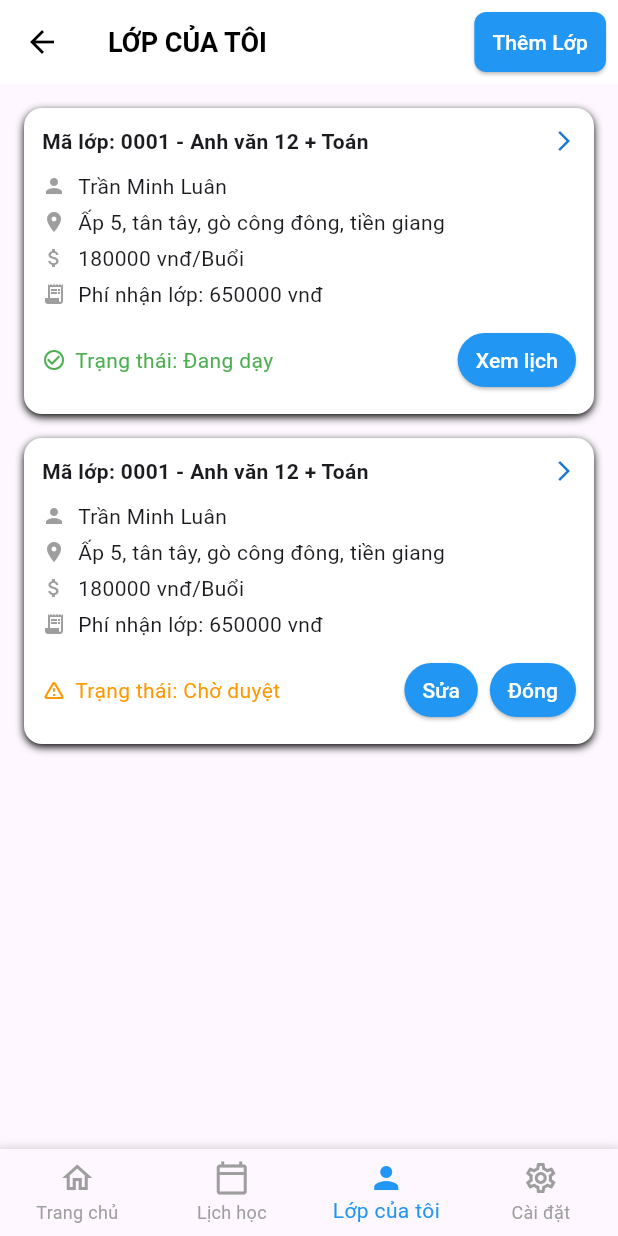
After one commit to TM-Luan/KhoaLuanTotNgiep_GiaSu_NguoiHoc, a Flutter app: the StudentMyClassesPage screen opened by its route, on a phone screen of 412 x 824 dp. The commit adds this screen. Run offline on Flutter 3.47's test engine with Material 3 defaults, Android fonts, the light colour scheme and no system bars.

Commit message:
giaodien_lopcuatoi_chitietlop_nguoihoc_giasu

```diff
--- a/lib/constants/router.dart
+++ b/lib/constants/router.dart
@@ -1,5 +1,7 @@
 import 'package:flutter/material.dart';
 import 'package:khoa_luan_tot_ngiep_gia_su_nguoi_hoc/pages/account_page.dart';
+import 'package:khoa_luan_tot_ngiep_gia_su_nguoi_hoc/pages/student_class_detail_page.dart';
+import 'package:khoa_luan_tot_ngiep_gia_su_nguoi_hoc/pages/student_my_classes_page.dart';
 import 'package:khoa_luan_tot_ngiep_gia_su_nguoi_hoc/pages/tutor_detail_page.dart';
 import 'package:khoa_luan_tot_ngiep_gia_su_nguoi_hoc/pages/tutor_home_page.dart';
 import 'package:khoa_luan_tot_ngiep_gia_su_nguoi_hoc/pages/login_page.dart';
@@ -32,6 +34,17 @@ class AppRouter {
         return MaterialPageRoute(builder: (_) => const LearnerSchedulePage());
       case '/tutorSchedule':
         return MaterialPageRoute(builder: (_) => const TutorSchedulePage());
+      case '/my-classes':
+        return MaterialPageRoute(builder: (_) => const StudentMyClassesPage());
+
+      // THÊM ROUTE CHO TRANG CHI TIẾT LỚP HỌC
+      case '/class-detail':
+        // Lấy dữ liệu ClassDetail được truyền qua arguments
+        final classDetail = settings.arguments as ClassDetail;
+        return MaterialPageRoute(
+          builder: (_) => ClassDetailPage(classDetail: classDetail),
+        );
+
 
       default:
         return MaterialPageRoute(
--- /dev/null
+++ b/lib/pages/student_class_detail_page.dart
@@ -0,0 +1,265 @@
+import 'package:flutter/material.dart';
+
+// Model chứa dữ liệu chi tiết của một lớp học, cần cho trang Chi tiết
+class ClassDetail {
+  final String status;
+  final String id;
+  final String name;
+  final String type; // Hình thức: Gia sư online (Zoom)
+  final int sessionsPerWeek;
+  final String sessionDuration; // Ví dụ: 2h/buổi
+  final int numberOfStudents;
+  final String address;
+  final String requestorName;
+  final String requestorPhone;
+  final double fee; // Học phí/Buổi
+  final double totalFee; // Phí nhận lớp
+  final String requirements; // Yêu cầu bổ sung
+  final String scheduleInfo; // Thông tin lịch học (Lịch thứ 4 từ 14h-16h hoặc 17h-19h)
+  final Map<int, List<String>> availableSlots; // Lịch chi tiết
+
+  ClassDetail({
+    required this.status,
+    required this.id,
+    required this.name,
+    required this.type,
+    required this.sessionsPerWeek,
+    required this.sessionDuration,
+    required this.numberOfStudents,
+    required this.address,
+    required this.requestorName,
+    required this.requestorPhone,
+    required this.fee,
+    required this.totalFee,
+    required this.requirements,
+    required this.scheduleInfo,
+    required this.availableSlots,
+  });
+
+  // Tạo một instance mẫu cho lớp "Chờ duyệt" (Hình 2)
+  static ClassDetail samplePendingClass() {
+    return ClassDetail(
+      status: 'Đang tìm gia sư',
+      id: '0001',
+      name: 'Anh văn 12 + Toán',
+      type: 'Gia sư online (Zoom)',
+      sessionsPerWeek: 3,
+      sessionDuration: '2h/buổi',
+      numberOfStudents: 1,
+      address: 'Ấp 5, tân tây, gò công đông, tiền giang',
+      requestorName: 'Trần Minh Luân',
+      requestorPhone: '0369137204',
+      fee: 180000,
+      totalFee: 650000,
+      requirements: '- Học sinh nam trường công, học khá\n- Yêu cầu gia sư có kinh nghiệm dạy chắc cơ bản xen lẫn nâng cao',
+      scheduleInfo: '- Lịch thứ 4 từ 14h-16h hoặc 17h-19h',
+      availableSlots: {
+        // key: thứ (2=Thứ 2, 7=Chủ nhật)
+        // value: [Buổi sáng, Buổi chiều, Buổi tối]
+        4: ['Buổi chiều', 'Buổi tối'], // Thứ 4 có Buổi chiều, Buổi tối (màu xanh lá)
+      },
+    );
+  }
+}
+
+// === TRANG CHI TIẾT LỚP HỌC ===
+class ClassDetailPage extends StatelessWidget {
+  final ClassDetail classDetail;
+  const ClassDetailPage({super.key, required this.classDetail});
+
+  // Hàm tiện ích để xây dựng một hàng thông tin
+  Widget _buildInfoRow(IconData icon, String label, String value, {bool isStatus = false, Color? statusColor}) {
+    return Padding(
+      padding: const EdgeInsets.symmetric(vertical: 6.0),
+      child: Row(
+        crossAxisAlignment: CrossAxisAlignment.start,
+        children: [
+          Icon(icon, size: 18, color: Colors.black54),
+          const SizedBox(width: 12),
+          Expanded(
+            child: Text(
+              value,
+              style: TextStyle(
+                fontWeight: isStatus ? FontWeight.bold : FontWeight.normal,
+                color: statusColor ?? Colors.black,
+              ),
+            ),
+          ),
+        ],
+      ),
+    );
+  }
+
+  // Widget xây dựng ô thời gian
+  Widget _buildTimeSlotButton(String text, bool isAvailable) {
+    return Container(
+      margin: const EdgeInsets.symmetric(horizontal: 4, vertical: 4),
+      padding: const EdgeInsets.symmetric(horizontal: 10, vertical: 8),
+      decoration: BoxDecoration(
+        color: isAvailable ? Colors.green.shade400 : Colors.white,
+        borderRadius: BorderRadius.circular(8),
+        border: Border.all(
+          color: isAvailable ? Colors.green.shade600 : Colors.grey.shade300,
+        ),
+      ),
+      child: Text(
+        text,
+        style: TextStyle(
+          color: isAvailable ? Colors.white : Colors.black,
+          fontSize: 12,
+        ),
+      ),
+    );
+  }
+
+  // Widget xây dựng lịch học
+  Widget _buildScheduleTable() {
+    const List<String> days = ['Thứ 2', 'Thứ 3', 'Thứ 4', 'Thứ 5', 'Thứ 6'];
+    const List<String> slots = ['Buổi sáng', 'Buổi chiều', 'Buổi tối'];
+    final Map<int, List<String>> available = classDetail.availableSlots;
+
+    return Column(
+      crossAxisAlignment: CrossAxisAlignment.start,
+      children: [
+        for (int i = 0; i < days.length; i++)
+          Padding(
+            padding: const EdgeInsets.symmetric(vertical: 4.0),
+            child: Row(
+              children: [
+                SizedBox(
+                  width: 60,
+                  child: Text(days[i], style: const TextStyle(fontWeight: FontWeight.bold)),
+                ),
+                Expanded(
+                  child: Row(
+                    mainAxisAlignment: MainAxisAlignment.end,
+                    children: slots.map((slot) {
+                      // Thứ 2 = index 0 => thứ 2 thực tế là key 2
+                      bool isAvailable = available[i + 2]?.contains(slot) ?? false;
+                      return _buildTimeSlotButton(slot, isAvailable);
+                    }).toList(),
+                  ),
+                ),
+              ],
+            ),
+          ),
+      ],
+    );
+  }
+
+  @override
+  Widget build(BuildContext context) {
+    return Scaffold(
+      appBar: AppBar(
+        title: const Text(
+          'CHI TIẾT LỚP HỌC',
+          style: TextStyle(fontWeight: FontWeight.bold, fontSize: 18),
+        ),
+        backgroundColor: Colors.white,
+        foregroundColor: Colors.black,
+        elevation: 0,
+        leading: IconButton(
+          icon: const Icon(Icons.arrow_back),
+          onPressed: () => Navigator.of(context).pop(), // Quay lại trang trước
+        ),
+      ),
+      body: SingleChildScrollView(
+        padding: const EdgeInsets.all(16.0),
+        child: Container(
+          padding: const EdgeInsets.all(16.0),
+          decoration: BoxDecoration(
+            color: Colors.white,
+            borderRadius: BorderRadius.circular(12),
+            boxShadow: [
+              BoxShadow(
+                color: Colors.grey.withOpacity(0.2),
+                blurRadius: 5,
+                offset: const Offset(0, 3),
+              ),
+            ],
+          ),
+          child: Column(
+            crossAxisAlignment: CrossAxisAlignment.start,
+            children: [
+              // Trạng thái
+              _buildInfoRow(
+                Icons.description,
+                'Trạng thái',
+                'Trạng thái: ${classDetail.status}',
+                isStatus: true,
+                statusColor: Colors.red.shade700,
+              ),
+              const Divider(),
+
+              // Thông tin cơ bản
+              _buildInfoRow(Icons.apps, 'Mã lớp', 'Mã lớp: ${classDetail.id} - ${classDetail.name}'),
+              _buildInfoRow(Icons.online_prediction, 'Hình thức', 'Hình thức: ${classDetail.type}'),
+              _buildInfoRow(Icons.calendar_month, 'Số buổi/tuần', 'Số buổi/tuần: ${classDetail.sessionsPerWeek} buổi (${classDetail.sessionDuration})'),
+              _buildInfoRow(Icons.person, 'Số học viên', 'Số học viên: ${classDetail.numberOfStudents}'),
+              _buildInfoRow(Icons.location_on, 'Địa chỉ', 'Địa chỉ: ${classDetail.address}'),
+              _buildInfoRow(Icons.person_pin, 'Người yêu cầu', 'Người yêu cầu: ${classDetail.requestorName}'),
+              _buildInfoRow(Icons.phone, 'Số điện thoại', 'Số điện thoại: ${classDetail.requestorPhone}'),
+              _buildInfoRow(Icons.attach_money, 'Học phí/Buổi', 'Học phí/Buổi: ${classDetail.fee.toStringAsFixed(0)} vnđ/2h'),
+              _buildInfoRow(Icons.receipt_long, 'Phí nhận lớp', 'Phí nhận lớp: ${classDetail.totalFee.toStringAsFixed(0)} vnđ'),
+
+              const SizedBox(height: 16),
+
+              // Yêu cầu và Lịch
+              Container(
+                padding: const EdgeInsets.all(12),
+                decoration: BoxDecoration(
+                  color: Colors.grey.shade100,
+                  borderRadius: BorderRadius.circular(8),
+                  border: Border.all(color: Colors.grey.shade300)
+                ),
+                child: Column(
+                  crossAxisAlignment: CrossAxisAlignment.start,
+                  children: [
+                    Text(
+                      classDetail.requirements,
+                      style: const TextStyle(fontSize: 14),
+                    ),
+                    const SizedBox(height: 8),
+                    Text(
+                      classDetail.scheduleInfo,
+                      style: const TextStyle(fontSize: 14, fontWeight: FontWeight.bold),
+                    ),
+                  ],
+                ),
+              ),
+
+              const SizedBox(height: 16),
+
+              // Lịch chi tiết
+              _buildScheduleTable(),
+
+              const SizedBox(height: 16),
+              const Divider(),
+
+              // Đề nghị dạy
+              Row(
+                mainAxisAlignment: MainAxisAlignment.spaceBetween,
+                children: [
+                  const Text(
+                    'Đã có 1/6 đề nghị dạy',
+                    style: TextStyle(color: Colors.grey),
+                  ),
+                  ElevatedButton(
+                    onPressed: () {},
+                    style: ElevatedButton.styleFrom(
+                      backgroundColor: Colors.blue,
+                      foregroundColor: Colors.white,
+                      padding: const EdgeInsets.symmetric(horizontal: 16, vertical: 10),
+                      minimumSize: Size.zero,
+                    ),
+                    child: const Text('Xem đề nghị'),
+                  ),
+                ],
+              )
+            ],
+          ),
+        ),
+      ),
+    );
+  }
+}
--- /dev/null
+++ b/lib/pages/student_my_classes_page.dart
@@ -0,0 +1,375 @@
+// File: student_my_classes_page.dart
+
+import 'package:flutter/material.dart';
+import 'package:khoa_luan_tot_ngiep_gia_su_nguoi_hoc/pages/student_class_detail_page.dart';
+// THAY THẾ: Import model và dữ liệu giả lập từ data/LopHoc.dart
+// import 'package:khoa_luan_tot_ngiep_gia_su_nguoi_hoc/data/LopHoc.dart';
+
+class StudentMyClassesPage extends StatelessWidget {
+  const StudentMyClassesPage({super.key});
+
+  // Khai báo index cho các tab
+  static const int homeIndex = 0;
+  static const int scheduleIndex = 1; // Giả định index 1 là Lịch học
+  static const int myClassesIndex = 2; // Giả định index 2 là Lớp của tôi (Tài khoản)
+  static const int settingsIndex = 3; // Giả định index 3 là Cài đặt/Tài khoản
+
+  // Hàm tiện ích để xây dựng hàng thông tin với Icon
+  Widget _buildInfoRow(IconData icon, String text, [Color? iconColor]) {
+    return Padding(
+      padding: const EdgeInsets.symmetric(vertical: 2.0),
+      child: Row(
+        children: [
+          Icon(icon, size: 16, color: iconColor ?? Colors.black54),
+          const SizedBox(width: 8),
+          Expanded(child: Text(text)),
+        ],
+      ),
+    );
+  }
+
+  // === Widget xây dựng thẻ lớp học (Đã cập nhật Navigator) ===
+  Widget _buildClassCard(BuildContext context, MyClass myClass) {
+    bool isActive = myClass.status == 'Đang dạy';
+    bool isPending = myClass.status == 'Chờ duyệt';
+
+    return GestureDetector( // Thêm GestureDetector
+      onTap: () {
+        // 1. Chuẩn bị dữ liệu chi tiết (ClassDetail)
+        final ClassDetail detailData = myClass.isPendingForTutor
+            ? ClassDetail.samplePendingClass() // Lớp chờ duyệt dùng dữ liệu mẫu
+            : ClassDetail(
+                  // Lớp đang dạy dùng dữ liệu giả định
+                  status: myClass.status,
+                  id: myClass.id,
+                  name: myClass.name,
+                  type: 'Gia sư tại nhà',
+                  sessionsPerWeek: 3,
+                  sessionDuration: '2h/buổi',
+                  numberOfStudents: 1,
+                  address: myClass.address,
+                  requestorName: myClass.tutorName,
+                  requestorPhone: 'Chưa cập nhật',
+                  fee: myClass.fee,
+                  totalFee: myClass.totalFee,
+                  requirements: 'Lớp đang hoạt động.',
+                  scheduleInfo: 'Vui lòng nhấn "Xem lịch" để xem chi tiết.',
+                  availableSlots: {},
+              );
+
+        // 2. SỬ DỤNG Navigator.pushNamed để điều hướng đến '/class-detail'
+        // Truyền đối tượng detailData qua arguments
+        Navigator.pushNamed(
+          context,
+          '/class-detail',
+          arguments: detailData,
+        );
+      },
+      child: Container(
+        margin: const EdgeInsets.only(bottom: 16),
+        padding: const EdgeInsets.all(12),
+        decoration: BoxDecoration(
+          borderRadius: BorderRadius.circular(12),
+          color: Colors.white,
+          boxShadow: [
+            BoxShadow(
+              blurRadius: 4,
+              offset: const Offset(0, 2),
+            ),
+          ],
+        ),
+        child: Column(
+          crossAxisAlignment: CrossAxisAlignment.start,
+          children: [
+            // Mã lớp + Tên lớp + Mũi tên
+            Row(
+              mainAxisAlignment: MainAxisAlignment.spaceBetween,
+              children: [
+                Flexible(
+                  child: Text(
+                    'Mã lớp: ${myClass.id} - ${myClass.name}',
+                    style: const TextStyle(fontWeight: FontWeight.bold),
+                  ),
+                ),
+                Icon(Icons.arrow_forward_ios, size: 16, color: Colors.blue.shade700),
+              ],
+            ),
+
+            const SizedBox(height: 8),
+
+            // Tên gia sư
+            _buildInfoRow(Icons.person, myClass.tutorName, Colors.grey),
+
+            // Địa chỉ
+            _buildInfoRow(Icons.location_on, myClass.address, Colors.grey),
+
+            // Phí/Buổi
+            _buildInfoRow(
+              Icons.attach_money,
+              '${myClass.fee.toStringAsFixed(0)} vnđ/Buổi',
+              Colors.grey
+            ),
+
+            // Phí nhận lớp
+            if (isActive || isPending)
+              _buildInfoRow(
+                Icons.receipt_long,
+                'Phí nhận lớp: ${myClass.totalFee.toStringAsFixed(0)} vnđ',
+                Colors.grey
+              ),
+
+            const SizedBox(height: 8),
+
+            // Trạng thái + nút hành động
+            Row(
+              mainAxisAlignment: MainAxisAlignment.spaceBetween,
+              children: [
+                // Trạng thái
+                Row(
+                  children: [
+                    Icon(
+                      isActive ? Icons.check_circle_outline : Icons.warning_amber_rounded,
+                      size: 16,
+                      color: isActive ? Colors.green : isPending ? Colors.orange : Colors.grey,
+                    ),
+                    const SizedBox(width: 6),
+                    Text(
+                      'Trạng thái: ${myClass.status}',
+                      style: TextStyle(
+                        color: isActive ? Colors.green : isPending ? Colors.orange : Colors.grey,
+                      ),
+                    ),
+                  ],
+                ),
+
+                // Nút hành động
+                if (isActive)
+                  // Nút "Xem lịch"
+                  ElevatedButton(
+                    onPressed: () {},
+                    style: ElevatedButton.styleFrom(
+                      backgroundColor: Colors.blue,
+                      foregroundColor: Colors.white,
+                      padding: const EdgeInsets.symmetric(horizontal: 12, vertical: 8),
+                      minimumSize: Size.zero,
+                    ),
+                    child: const Text('Xem lịch'),
+                  )
+                else if (isPending)
+                  // Nút "Sửa" và "Đóng"
+                  Row(
+                    children: [
+                      ElevatedButton(
+                        onPressed: () {},
+                        style: ElevatedButton.styleFrom(
+                          backgroundColor: Colors.blue,
+                          foregroundColor: Colors.white,
+                          padding: const EdgeInsets.symmetric(horizontal: 12, vertical: 8),
+                          minimumSize: Size.zero,
+                        ),
+                        child: const Text('Sửa'),
+                      ),
+                      const SizedBox(width: 8),
+                      ElevatedButton(
+                        onPressed: () {},
+                        style: ElevatedButton.styleFrom(
+                          backgroundColor: Colors.blue,
+                          foregroundColor: Colors.white,
+                          padding: const EdgeInsets.symmetric(horizontal: 12, vertical: 8),
+                          minimumSize: Size.zero,
+                        ),
+                        child: const Text('Đóng'),
+                      ),
+                    ],
+                  ),
+              ],
+            ),
+          ],
+        ),
+      ),
+    );
+  }
+
+  @override
+  Widget build(BuildContext context) {
+    // Giả lập danh sách lớp học
+    final List<MyClass> myClasses = [
+      MyClass(
+        id: '0001',
+        name: 'Anh văn 12 + Toán',
+        tutorName: 'Trần Minh Luân',
+        address: 'Ấp 5, tân tây, gò công đông, tiền giang',
+        fee: 180000,
+        totalFee: 650000,
+        status: 'Đang dạy',
+        isPendingForTutor: false,
+      ),
+      MyClass(
+        id: '0001',
+        name: 'Anh văn 12 + Toán',
+        tutorName: 'Trần Minh Luân',
+        address: 'Ấp 5, tân tây, gò công đông, tiền giang',
+        fee: 180000,
+        totalFee: 650000,
+        status: 'Chờ duyệt',
+        isPendingForTutor: true,
+      ),
+    ];
+
+    return Scaffold(
+      // === AppBar: Giữ nguyên ===
+      appBar: AppBar(
+        title: const Text(
+          'LỚP CỦA TÔI',
+          style: TextStyle(fontWeight: FontWeight.bold, fontSize: 18),
+        ),
+        backgroundColor: Colors.white,
+        foregroundColor: Colors.black,
+        elevation: 0,
+        actions: [
+          Padding(
+            padding: const EdgeInsets.only(right: 8.0),
+            child: ElevatedButton(
+              onPressed: () {
+                // TODO: Logic thêm lớp mới
+              },
+              style: ElevatedButton.styleFrom(
+                backgroundColor: Colors.blue,
+                foregroundColor: Colors.white,
+                shape: RoundedRectangleBorder(
+                  borderRadius: BorderRadius.circular(8),
+                ),
+                padding: const EdgeInsets.symmetric(horizontal: 12, vertical: 8),
+              ),
+              child: const Text('Thêm Lớp'),
+            ),
+          )
+        ],
+      ),
+
+      // === Body: Hiển thị danh sách ===
+      body: myClasses.isEmpty
+          ? Center(
+              child: Padding(
+                padding: const EdgeInsets.all(24.0),
+                child: Column(
+                  mainAxisSize: MainAxisSize.min,
+                  children: [
+                    const Icon(Icons.class_outlined, size: 50, color: Colors.black54),
+                    const SizedBox(height: 16),
+                    const Text(
+                      'Hiện tại chưa có lớp nào, bạn hãy đăng yêu cầu lớp học nhé.',
+                      textAlign: TextAlign.center,
+                      style: TextStyle(fontSize: 16, color: Colors.black54),
+                    ),
+                    const SizedBox(height: 16),
+                    ElevatedButton.icon(
+                      onPressed: () {
+                        // TODO: Logic điều hướng đến trang tạo yêu cầu lớp học
+                      },
+                      icon: const Icon(Icons.add),
+                      label: const Text('Đăng Yêu Cầu Lớp'),
+                      style: ElevatedButton.styleFrom(
+                        backgroundColor: Colors.blue,
+                        foregroundColor: Colors.white,
+                        padding: const EdgeInsets.symmetric(horizontal: 20, vertical: 10),
+                      ),
+                    ),
+                  ],
+                ),
+              ),
+            )
+          : ListView.builder(
+              padding: const EdgeInsets.all(16),
+              itemCount: myClasses.length,
+              itemBuilder: (context, index) {
+                final myClass = myClasses[index];
+                return _buildClassCard(context, myClass);
+              },
+            ),
+
+      // === BottomNavigationBar: Giữ nguyên ===
+      bottomNavigationBar: Container(
+        decoration: BoxDecoration(
+          color: Colors.white,
+          boxShadow: [
+            BoxShadow(
+              color: Colors.grey.withOpacity(0.5),
+              spreadRadius: 2,
+              blurRadius: 7,
+              offset: const Offset(0, 3),
+            ),
+          ],
+        ),
+        child: BottomNavigationBar(
+          currentIndex: myClassesIndex,
+          selectedItemColor: Colors.blue,
+          unselectedItemColor: Colors.grey,
+          showUnselectedLabels: true,
+          type: BottomNavigationBarType.fixed,
+          items: const [
+            BottomNavigationBarItem(
+              icon: Icon(Icons.home_outlined),
+              activeIcon: Icon(Icons.home),
+              label: 'Trang chủ',
+            ),
+            BottomNavigationBarItem(
+              icon: Icon(Icons.calendar_today_outlined), // Giả định index 1 là Lịch học
+              activeIcon: Icon(Icons.calendar_today),
+              label: 'Lịch học',
+            ),
+            BottomNavigationBarItem(
+              icon: Icon(Icons.person_outline), // Giả định index 2 là Lớp của tôi
+              activeIcon: Icon(Icons.person),
+              label: 'Lớp của tôi',
+            ),
+            BottomNavigationBarItem(
+              icon: Icon(Icons.settings_outlined),
+              activeIcon: Icon(Icons.settings),
+              label: 'Cài đặt',
+            ),
+          ],
+          onTap: (index) {
+            if (index == homeIndex) {
+              Navigator.pushNamedAndRemoveUntil(
+                context,
+                '/student',
+                (route) => false,
+              );
+            } else if (index == scheduleIndex) {
+              Navigator.pushNamed(context, '/learnerSchedule');
+            } else if (index == myClassesIndex) {
+              return; // Đang ở trang LỚP CỦA TÔI
+            } else if (index == settingsIndex) {
+              // Giả sử đường dẫn cho Cài đặt là '/account'
+              Navigator.pushNamed(context, '/account');
+            }
+          },
+        ),
+      ),
+    );
+  }
+}
+
+// Model class vẫn giữ nguyên
+class MyClass {
+  final String id;
+  final String name;
+  final String tutorName;
+  final String address;
+  final double fee;
+  final double totalFee;
+  final String status;
+  final bool isPendingForTutor;
+
+  MyClass({
+    required this.id,
+    required this.name,
+    required this.tutorName,
+    required this.address,
+    required this.fee,
+    required this.totalFee,
+    required this.status,
+    this.isPendingForTutor = false,
+  });
+}
```
Also changed, not shown: pubspec.lock.
